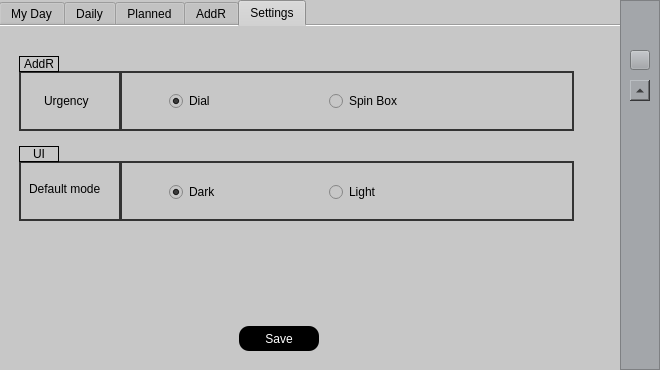
Nischall01/SimpleTo_Do-GUI, file mainwindow.ui: the form before one commit.
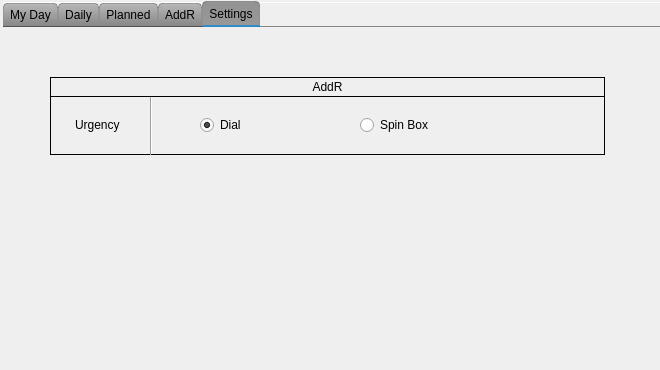
The form after the commit. The open tabs and pages were chosen to show the change. Icons and pictures are not drawn.

Commit message: Dark Mode Added

What changed in the file:
```diff
--- a/mainwindow.ui
+++ b/mainwindow.ui
@@ -28,6 +28,347 @@
   <property name="windowTitle">
    <string>MainWindow</string>
   </property>
+  <property name="autoFillBackground">
+   <bool>false</bool>
+  </property>
+  <property name="styleSheet">
+   <string notr="true">QToolTip{
+  color:#ffffff;
+  background-color:palette(base);
+  border:1px solid palette(highlight);
+  border-radius:4px;
+}
+QStatusBar{
+  background-color:qlineargradient(x1:0,y1:0,x2:0,y2:1,stop:0 rgba(25,25,25,127),stop:1 rgba(53,53,53,75));
+  color:palette(mid);
+}
+QMenuBar{
+  background-color:qlineargradient(x1:0,y1:0,x2:0,y2:1,stop:0 rgba(25,25,25,127),stop:1 rgba(53,53,53,75));
+  border-bottom:2px solid rgba(25,25,25,75);
+}
+QMenuBar::item{
+  spacing:2px;
+  padding:3px 4px;
+  background:transparent;
+}
+QMenuBar::item:selected{
+  background-color:qlineargradient(x1:0,y1:0,x2:0,y2:1,stop:0 rgba(106,106,106,255),stop:1 rgba(106,106,106,75));
+  border-left:1px solid rgba(106,106,106,127);
+  border-right:1px solid rgba(106,106,106,127);
+}
+QMenuBar::item:pressed{
+  background-color:palette(highlight);
+  border-left:1px solid rgba(25,25,25,127);
+  border-right:1px solid rgba(25,25,25,127);
+}
+QMenu{
+  background-color:palette(window);
+  border:1px solid palette(shadow);
+}
+QMenu::item{
+  padding:3px 25px 3px 25px;
+  border:1px solid transparent;
+}
+QMenu::item:disabled{
+  background-color:rgba(35,35,35,127);
+  color:palette(disabled);
+}
+QMenu::item:selected{
+  border-color:rgba(147,191,236,127);
+  background:palette(highlight);
+}
+QMenu::icon:checked{
+  background-color:qlineargradient(x1:0,y1:1,x2:0,y2:0,stop:0 rgba(25,25,25,127),stop:1 rgba(53,53,53,75));
+  border:1px solid palette(highlight);
+  border-radius:2px;
+}
+QMenu::separator{
+  height:1px;
+  background:palette(alternate-base);
+  margin-left:5px;
+  margin-right:5px;
+}
+QMenu::indicator{
+  width:18px;
+  height:18px;
+}
+QMenu::indicator:non-exclusive:checked{
+  image:url(:/darkstyle/icon_checkbox_checked.png);
+  padding-left:2px;
+}
+QMenu::indicator:non-exclusive:unchecked{
+  image:url(:/darkstyle/icon_checkbox_unchecked.png);
+  padding-left:2px;
+}
+QMenu::indicator:exclusive:checked{
+  image:url(:/darkstyle/icon_radiobutton_checked.png);
+  padding-left:2px;
+}
+QMenu::indicator:exclusive:unchecked{
+  image:url(:/darkstyle/icon_radiobutton_unchecked.png);
+  padding-left:2px;
+}
+QToolBar::top{
+  background-color:qlineargradient(x1:0,y1:0,x2:0,y2:1,stop:0 rgba(25,25,25,127),stop:1 rgba(53,53,53,75));
+  border-bottom:3px solid qlineargradient(x1:0,y1:0,x2:0,y2:1,stop:0 rgba(25,25,25,127),stop:1 rgba(53,53,53,75));
+}
+QToolBar::bottom{
+  background-color:qlineargradient(x1:0,y1:1,x2:0,y2:0,stop:0 rgba(25,25,25,127),stop:1 rgba(53,53,53,75));
+  border-top:3px solid qlineargradient(x1:0,y1:1,x2:0,y2:0,stop:0 rgba(25,25,25,127),stop:1 rgba(53,53,53,75));
+}
+QToolBar::left{
+  background-color:qlineargradient(x1:0,y1:0,x2:1,y2:0,stop:0 rgba(25,25,25,127),stop:1 rgba(53,53,53,75));
+  border-right:3px solid qlineargradient(x1:0,y1:0,x2:1,y2:0,stop:0 rgba(25,25,25,127),stop:1 rgba(53,53,53,75));
+}
+QToolBar::right{
+  background-color:qlineargradient(x1:1,y1:0,x2:0,y2:0,stop:0 rgba(25,25,25,127),stop:1 rgba(53,53,53,75));
+  border-left:3px solid qlineargradient(x1:1,y1:0,x2:0,y2:0,stop:0 rgba(25,25,25,127),stop:1 rgba(53,53,53,75));
+}
+QMainWindow::separator{
+  width:6px;
+  height:5px;
+  padding:2px;
+}
+QSplitter::handle:horizontal{
+  width:10px;
+}
+QSplitter::handle:vertical{
+  height:10px;
+}
+QMainWindow::separator:hover,QSplitter::handle:hover{
+  background:palette(highlight);
+}
+QDockWidget::title{
+  padding:4px;
+  background-color:qlineargradient(x1:0,y1:1,x2:0,y2:0,stop:0 rgba(25,25,25,127),stop:1 rgba(53,53,53,75));
+  border:1px solid rgba(25,25,25,75);
+  border-bottom:2px solid rgba(25,25,25,75);
+}
+QDockWidget{
+  titlebar-close-icon:url(:/darkstyle/icon_close.png);
+  titlebar-normal-icon:url(:/darkstyle/icon_restore.png);
+}
+QDockWidget::close-button,QDockWidget::float-button{
+  subcontrol-position:top right;
+  subcontrol-origin:margin;
+  position:absolute;
+  top:3px;
+  bottom:0px;
+  width:20px;
+  height:20px;
+}
+QDockWidget::close-button{
+  right:3px;
+}
+QDockWidget::float-button{
+  right:25px;
+}
+QGroupBox{
+  background-color:rgba(66,66,66,50%);
+  margin-top:27px;
+  border:1px solid rgba(25,25,25,127);
+  border-radius:4px;
+}
+QGroupBox::title{
+  subcontrol-origin:margin;
+  subcontrol-position:left top;
+  padding:4px 6px;
+  margin-left:3px;
+  background-color:qlineargradient(x1:0,y1:1,x2:0,y2:0,stop:0 rgba(25,25,25,127),stop:1 rgba(53,53,53,75));
+  border:1px solid rgba(25,25,25,75);
+  border-bottom:2px solid rgb(127,127,127);
+  border-top-left-radius:4px;
+  border-top-right-radius:4px;
+}
+QTabWidget::pane{
+  background-color:rgba(66,66,66,50%);
+  border-top:1px solid rgba(25,25,25,50%);
+}
+QTabWidget::tab-bar{
+  left:3px;
+  top:1px;
+}
+QTabBar{
+  background-color:transparent;
+  qproperty-drawBase:0;
+  border-bottom:1px solid rgba(25,25,25,50%);
+}
+QTabBar::tab{
+  padding:4px 6px;
+  background-color:qlineargradient(x1:0,y1:1,x2:0,y2:0,stop:0 rgba(25,25,25,127),stop:1 rgba(53,53,53,75));
+  border:1px solid rgba(25,25,25,75);
+  border-top-left-radius:4px;
+  border-top-right-radius:4px;
+}
+QTabBar::tab:selected,QTabBar::tab:hover{
+  background-color:qlineargradient(x1:0,y1:0,x2:0,y2:1,stop:0 rgba(53,53,53,127),stop:1 rgba(66,66,66,50%));
+  border-bottom-color:rgba(66,66,66,75%);
+}
+QTabBar::tab:selected{
+  border-bottom:2px solid palette(highlight);
+}
+QTabBar::tab::selected:disabled{
+  border-bottom:2px solid rgb(127,127,127);
+}
+QTabBar::tab:!selected{
+  margin-top:2px;
+}
+QTabBar::close-button {
+  image:url(:/darkstyle/icon_close.png);
+  border:1px solid transparent;
+  border-radius:2px;
+}
+QTabBar::close-button:hover {
+  background-color:qlineargradient(x1:0,y1:0,x2:0,y2:1,stop:0 rgba(106,106,106,255),stop:1 rgba(106,106,106,75));
+  border:1px solid palette(base);
+}
+QTabBar::close-button:pressed {
+  background-color:qlineargradient(x1:0,y1:1,x2:0,y2:0,stop:0 rgba(25,25,25,127),stop:1 rgba(53,53,53,75));
+  border:1px solid palette(base);
+}
+QCheckBox::indicator{
+  width:18px;
+  height:18px;
+}
+QCheckBox::indicator:checked,QTreeView::indicator:checked,QTableView::indicator:checked,QGroupBox::indicator:checked{
+  image:url(:/darkstyle/icon_checkbox_checked.png);
+}
+QCheckBox::indicator:checked:pressed,QTreeView::indicator:checked:pressed,QTableView::indicator:checked:pressed,QGroupBox::indicator:checked:pressed{
+  image:url(:/darkstyle/icon_checkbox_checked_pressed.png);
+}
+QCheckBox::indicator:checked:disabled,QTreeView::indicator:checked:disabled,QTableView::indicator:checked:disabled,QGroupBox::indicator:checked:disabled{
+  image:url(:/darkstyle/icon_checkbox_checked_disabled.png);
+}
+QCheckBox::indicator:unchecked,QTreeView::indicator:unchecked,QTableView::indicator:unchecked,QGroupBox::indicator:unchecked{
+  image:url(:/darkstyle/icon_checkbox_unchecked.png);
+}
+QCheckBox::indicator:unchecked:pressed,QTreeView::indicator:unchecked:pressed,QTableView::indicator:unchecked:pressed,QGroupBox::indicator:unchecked:pressed{
+  image:url(:/darkstyle/icon_checkbox_unchecked_pressed.png);
+}
+QCheckBox::indicator:unchecked:disabled,QTreeView::indicator:unchecked:disabled,QTableView::indicator:unchecked:disabled,QGroupBox::indicator:unchecked:disabled{
+  image:url(:/darkstyle/icon_checkbox_unchecked_disabled.png);
+}
+QCheckBox::indicator:indeterminate,QTreeView::indicator:indeterminate,QTableView::indicator:indeterminate,QGroupBox::indicator:indeterminate{
+  image:url(:/darkstyle/icon_checkbox_indeterminate.png);
+}
+QCheckBox::indicator:indeterminate:pressed,QTreeView::indicator:indeterminate:pressed,QTableView::indicator:indeterminate:pressed,QGroupBox::indicator:indeterminate:pressed{
+  image:url(:/darkstyle/icon_checkbox_indeterminate_pressed.png);
+}
+QCheckBox::indicator:indeterminate:disabled,QTreeView::indicator:indeterminate:disabled,QTableView::indicator:indeterminate:disabled,QGroupBox::indicator:indeterminate:disabled{
+  image:url(:/darkstyle/icon_checkbox_indeterminate_disabled.png);
+}
+
+QTreeView, QTableView{
+  alternate-background-color:palette(window);
+  background:palette(base);
+}
+QTreeView QHeaderView::section, QTableView QHeaderView::section{
+  background-color:qlineargradient(x1:0,y1:1,x2:0,y2:0,stop:0 rgba(25,25,25,127),stop:1 rgba(53,53,53,75));
+  border-style:none;
+  border-bottom:1px solid palette(dark);
+  padding-left:5px;
+  padding-right:5px;
+}
+QTreeView::item:selected:disabled, QTableView::item:selected:disabled{
+  background:rgb(80,80,80);
+}
+QTreeView::branch{
+  background-color:palette(base);
+}
+QTreeView::branch:has-siblings:!adjoins-item{
+  border-image:url(:/darkstyle/icon_vline.png) 0;
+}
+QTreeView::branch:has-siblings:adjoins-item{
+  border-image:url(:/darkstyle/icon_branch_more.png) 0;
+}
+QTreeView::branch:!has-children:!has-siblings:adjoins-item{
+  border-image:url(:/darkstyle/icon_branch_end.png) 0;
+}
+QTreeView::branch:has-children:!has-siblings:closed,
+QTreeView::branch:closed:has-children:has-siblings{
+  border-image:none;
+  image:url(:/darkstyle/icon_branch_closed.png);
+}
+QTreeView::branch:open:has-children:!has-siblings,
+QTreeView::branch:open:has-children:has-siblings{
+  border-image:none;
+  image:url(:/darkstyle/icon_branch_open.png);
+}
+QScrollBar:vertical{
+  background:palette(base);
+  border-top-right-radius:2px;
+  border-bottom-right-radius:2px;
+  width:16px;
+  margin:0px;
+}
+QScrollBar::handle:vertical{
+  background-color:palette(alternate-base);
+  border-radius:2px;
+  min-height:20px;
+  margin:2px 4px 2px 4px;
+}
+QScrollBar::handle:vertical:hover{
+  background-color:palette(highlight);
+}
+QScrollBar::add-line:vertical{
+  background:none;
+  height:0px;
+  subcontrol-position:right;
+  subcontrol-origin:margin;
+}
+QScrollBar::sub-line:vertical{
+  background:none;
+  height:0px;
+  subcontrol-position:left;
+  subcontrol-origin:margin;
+}
+QScrollBar:horizontal{
+  background:palette(base);
+  height:16px;
+  margin:0px;
+}
+QScrollBar::handle:horizontal{
+  background-color:palette(alternate-base);
+  border-radius:2px;
+  min-width:20px;
+  margin:4px 2px 4px 2px;
+}
+QScrollBar::handle:horizontal:hover{
+  background-color:palette(highlight);
+}
+QScrollBar::add-line:horizontal{
+  background:none;
+  width:0px;
+  subcontrol-position:bottom;
+  subcontrol-origin:margin;
+}
+QScrollBar::sub-line:horizontal{
+  background:none;
+  width:0px;
+  subcontrol-position:top;
+  subcontrol-origin:margin;
+}
+QSlider::handle:horizontal{
+  border-radius:4px;
+  border:1px solid rgba(25,25,25,255);
+  background-color:palette(alternate-base);
+  min-height:20px;
+  margin:0 -4px;
+}
+QSlider::handle:horizontal:hover{
+  background:palette(highlight);
+}
+QSlider::add-page:horizontal{
+  background:palette(base);
+}
+QSlider::sub-page:horizontal{
+  background:palette(highlight);
+}
+QSlider::sub-page:horizontal:disabled{
+  background:rgb(80,80,80);
+}
+</string>
+  </property>
   <property name="tabShape">
    <enum>QTabWidget::Rounded</enum>
   </property>
@@ -44,9 +385,9 @@
     </property>
     <property name="geometry">
      <rect>
-      <x>-1</x>
+      <x>0</x>
       <y>0</y>
-      <width>623</width>
+      <width>660</width>
       <height>370</height>
      </rect>
     </property>
@@ -60,10 +401,7 @@
      <bool>false</bool>
     </property>
     <property name="styleSheet">
-     <string notr="true">background-color: rgb(199, 199, 199);
-color: rgb(0, 0, 0);
-
-</string>
+     <string notr="true"/>
     </property>
     <property name="tabPosition">
      <enum>QTabWidget::North</enum>
@@ -713,20 +1051,26 @@
      <widget class="QFrame" name="frame">
       <property name="geometry">
        <rect>
-        <x>20</x>
-        <y>45</y>
+        <x>50</x>
+        <y>68</y>
         <width>555</width>
         <height>60</height>
        </rect>
       </property>
-      <property name="styleSheet">
-       <string notr="true">border: 1.5px solid #333333;</string>
+      <property name="autoFillBackground">
+       <bool>true</bool>
       </property>
       <property name="frameShape">
-       <enum>QFrame::NoFrame</enum>
+       <enum>QFrame::Box</enum>
       </property>
       <property name="frameShadow">
-       <enum>QFrame::Raised</enum>
+       <enum>QFrame::Plain</enum>
+      </property>
+      <property name="lineWidth">
+       <number>1</number>
+      </property>
+      <property name="midLineWidth">
+       <number>0</number>
       </property>
       <widget class="QLabel" name="label_Urgency_2">
        <property name="geometry">
@@ -817,10 +1161,10 @@
      <widget class="QLabel" name="label">
       <property name="geometry">
        <rect>
-        <x>20</x>
-        <y>30</y>
-        <width>40</width>
-        <height>16</height>
+        <x>50</x>
+        <y>50</y>
+        <width>555</width>
+        <height>20</height>
        </rect>
       </property>
       <property name="font">
@@ -829,7 +1173,7 @@
        </font>
       </property>
       <property name="autoFillBackground">
-       <bool>false</bool>
+       <bool>true</bool>
       </property>
       <property name="frameShape">
        <enum>QFrame::Box</enum>
@@ -847,147 +1191,12 @@
        <set>Qt::AlignCenter</set>
       </property>
      </widget>
-     <widget class="QFrame" name="frame_2">
-      <property name="geometry">
-       <rect>
-        <x>20</x>
-        <y>135</y>
-        <width>555</width>
-        <height>60</height>
-       </rect>
-      </property>
-      <property name="styleSheet">
-       <string notr="true">border: 1.5px solid #333333;</string>
-      </property>
-      <property name="frameShape">
-       <enum>QFrame::StyledPanel</enum>
-      </property>
-      <property name="frameShadow">
-       <enum>QFrame::Raised</enum>
-      </property>
-      <widget class="Line" name="line_3">
-       <property name="geometry">
-        <rect>
-         <x>100</x>
-         <y>0</y>
-         <width>3</width>
-         <height>60</height>
-        </rect>
-       </property>
-       <property name="orientation">
-        <enum>Qt::Vertical</enum>
-       </property>
-      </widget>
-      <widget class="QLabel" name="label_Defaultmode">
-       <property name="geometry">
-        <rect>
-         <x>10</x>
-         <y>20</y>
-         <width>81</width>
-         <height>16</height>
-        </rect>
-       </property>
-       <property name="styleSheet">
-        <string notr="true">border: 0px;</string>
-       </property>
-       <property name="text">
-        <string>Default mode</string>
-       </property>
-      </widget>
-      <widget class="QRadioButton" name="radioButton_Dark">
-       <property name="geometry">
-        <rect>
-         <x>150</x>
-         <y>20</y>
-         <width>91</width>
-         <height>22</height>
-        </rect>
-       </property>
-       <property name="styleSheet">
-        <string notr="true">border: 0px;</string>
-       </property>
-       <property name="text">
-        <string>Dark</string>
-       </property>
-       <property name="iconSize">
-        <size>
-         <width>16</width>
-         <height>16</height>
-        </size>
-       </property>
-       <property name="checked">
-        <bool>true</bool>
-       </property>
-      </widget>
-      <widget class="QRadioButton" name="radioButton_Light">
-       <property name="geometry">
-        <rect>
-         <x>310</x>
-         <y>20</y>
-         <width>91</width>
-         <height>22</height>
-        </rect>
-       </property>
-       <property name="styleSheet">
-        <string notr="true">border: 0px;</string>
-       </property>
-       <property name="text">
-        <string>Light</string>
-       </property>
-      </widget>
-     </widget>
-     <widget class="QLabel" name="label_2">
-      <property name="geometry">
-       <rect>
-        <x>20</x>
-        <y>120</y>
-        <width>40</width>
-        <height>16</height>
-       </rect>
-      </property>
-      <property name="font">
-       <font>
-        <strikeout>false</strikeout>
-        <fontweight>DemiBold</fontweight>
-       </font>
-      </property>
-      <property name="autoFillBackground">
-       <bool>false</bool>
-      </property>
-      <property name="frameShape">
-       <enum>QFrame::Box</enum>
-      </property>
-      <property name="text">
-       <string>UI</string>
-      </property>
-      <property name="alignment">
-       <set>Qt::AlignCenter</set>
-      </property>
-     </widget>
-     <widget class="QPushButton" name="pushButton">
-      <property name="geometry">
-       <rect>
-        <x>240</x>
-        <y>300</y>
-        <width>80</width>
-        <height>25</height>
-       </rect>
-      </property>
-      <property name="styleSheet">
-       <string notr="true">background-color: rgb(0, 0, 0);
-color: rgb(255, 255, 255);
-border-radius: 10px;</string>
-      </property>
-      <property name="text">
-       <string>Save</string>
-      </property>
-     </widget>
     </widget>
    </widget>
    <widget class="QFrame" name="sideBar">
     <property name="geometry">
      <rect>
-      <x>620</x>
+      <x>660</x>
       <y>0</y>
       <width>40</width>
       <height>370</height>
```
Left out of the diff: 58 changed lines with no effect on the pictures. The commit also changes 3 other files.
